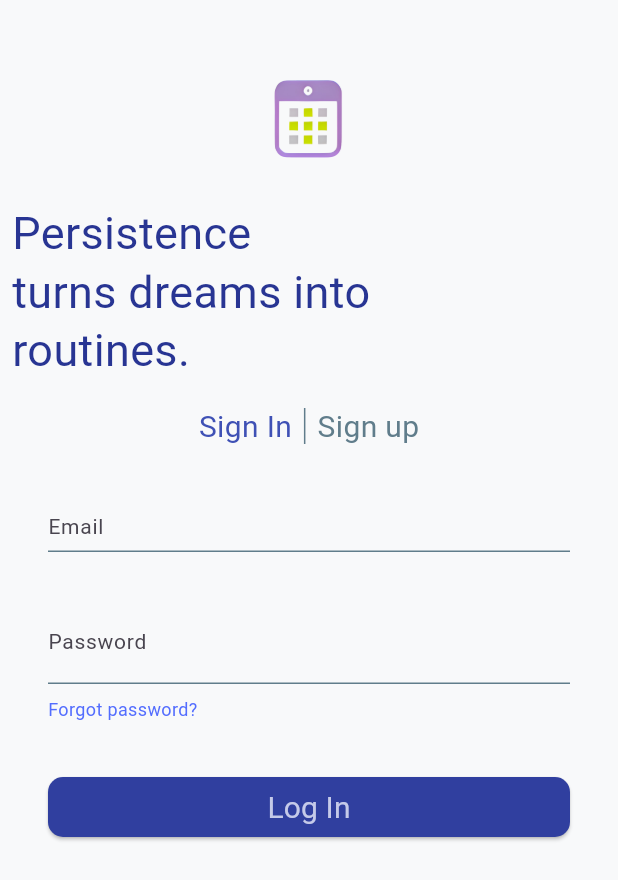
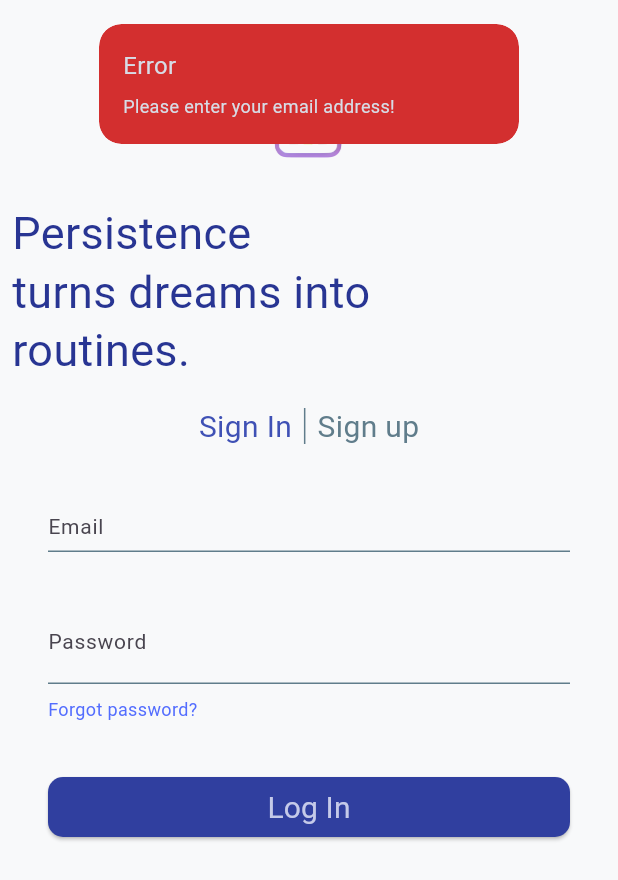
Before and after one commit to ShamoilRao44/streaker, a Flutter app: the screen it shows after launch, after a tap on "Forgot password?", on a phone screen of 412 x 824 dp. Shown: the top 880 px of the screen. Run offline on Flutter 3.47's test engine with Material 3 defaults, Android fonts, the phone set to English and light mode, and no system bars; drawn by our look-alikes of flutter_animate; our stand-ins replace firebase_auth, firebase_core, get; accounts and stored records are empty; Roboto replaces fonts that are missing (Montserrat-Regular); project files that could hold a hidden picture were left out.

Commit message:
forgot password functionality implemeted.

```diff
--- a/lib/modules/auth/auth_view.dart
+++ b/lib/modules/auth/auth_view.dart
@@ -18,7 +18,6 @@ class AuthView extends StatelessWidget {
   @override
   Widget build(BuildContext context) {
     var wdth = MediaQuery.of(context).size.width;
-    // var hght = MediaQuery.of(context).size.height;
     return GetBuilder<AuthVM>(
       builder: (c) {
         return SafeArea(
@@ -76,7 +75,7 @@ class AuthView extends StatelessWidget {
                         ),
                       ),
                       SizedBox(width: 8),
-                      Container(
+                      SizedBox(
                         height: 24,
                         child: VerticalDivider(
                           width: 1,
@@ -150,7 +149,9 @@ class AuthView extends StatelessWidget {
                                     ),
                                     SizedBox(height: 8),
                                     GestureDetector(
-                                      onTap: () {},
+                                      onTap: () async {
+                                        await c.forgotPassword();
+                                      },
                                       child: AppText(
                                         text: 'Forgot password?',
                                         color: AppColors.accentColor,
--- a/lib/modules/auth/auth_vm.dart
+++ b/lib/modules/auth/auth_vm.dart
@@ -18,6 +18,8 @@ class AuthVM extends GetxController {
   TextEditingController emailCtrl = TextEditingController();
   TextEditingController passwordCtrl = TextEditingController();
   TextEditingController cnfrmPswrdCtrl = TextEditingController();
+
+  //----------------------------------------------------------------------------------------------------------------------------------------------------
 
   Future<void> createAccount({required BuildContext context}) async {
     try {
@@ -74,6 +76,8 @@ class AuthVM extends GetxController {
     }
   }
 
+  //----------------------------------------------------------------------------------------------------------------------------------
+
   Future<void> login() async {
     try {
       UserCredential userCredential = await appAuth.signInWithEmailAndPassword(
@@ -85,6 +89,7 @@ class AuthVM extends GetxController {
 
       if (user != null && user.emailVerified) {
         appSnackbar(titleText: 'Login successfull', msg: 'Welcome Back ${user.displayName}!');
+        debugPrint('User Object: ${user.toString()}');
         Get.offAllNamed(AppRoutes.homeView);
       } else if (user != null && !user.emailVerified) {
         await appAuth.signOut();
@@ -127,4 +132,59 @@ class AuthVM extends GetxController {
       );
     }
   }
+
+  //----------------------------------------------------------------------------------------------------------------------------------------------
+
+  Future<void> forgotPassword() async {
+    final email = emailCtrl.text.trim();
+    final emailRegex = RegExp(r'^[a-zA-Z0-9._%+-]+@[a-zA-Z0-9.-]+\.[a-zA-Z]{2,}$');
+    if (email.isEmpty) {
+      appSnackbar(
+        titleText: 'Error',
+        msg: 'Please enter your email address!',
+        color: AppColors.errorColor,
+      );
+      return;
+    }
+
+    if (!emailRegex.hasMatch(email)) {
+      appSnackbar(
+        titleText: 'Error',
+        msg: 'Please enter a valid email address!',
+        color: AppColors.errorColor,
+      );
+      return;
+    }
+
+    try {
+      await appAuth.sendPasswordResetEmail(email: email);
+      appSnackbar(
+        titleText: 'Password Reset',
+        msg: 'A password reset link will be sent to $email, if it is Registered.',
+        icon: Icons.email_outlined,
+      );
+    } on FirebaseAuthException catch (e) {
+      if (e.code == 'user-not-found') {
+        appSnackbar(
+          titleText: 'Error',
+          msg: 'No user found with this email address!',
+          color: AppColors.errorColor,
+        );
+      } else if (e.code == 'invalid-email') {
+        appSnackbar(
+          titleText: 'Error',
+          msg: 'Invalid email address!',
+          color: AppColors.errorColor,
+        );
+      } else {
+        appSnackbar(
+          titleText: 'Error',
+          msg: e.message ?? 'An unexpected error occurred!',
+          color: AppColors.errorColor,
+        );
+      }
+    }
+  }
+
+  //----------------------------------------------------------------------------------------------------------------------------
 }
--- a/lib/utils/widgets/app_snackbar.dart
+++ b/lib/utils/widgets/app_snackbar.dart
@@ -18,13 +18,13 @@ SnackbarController appSnackbar({
     titleText: AppText(
       text: titleText ?? "",
       color: color == AppColors.errorColor ? AppColors.textColor2 : AppColors.textColor,
-      size: 18,
+      size: 16,
     ),
     messageText: AppText(
       text: msg ?? "",
       color: color == AppColors.errorColor ? AppColors.textColor2 : AppColors.textColor,
-      size: 14,
-      maxLines: 2,
+      size: 12,
+      maxLines: 3,
     ),
     icon: icon != null
         ? Icon(
```
Also changed, not shown: pubspec.lock, 1 other file.
